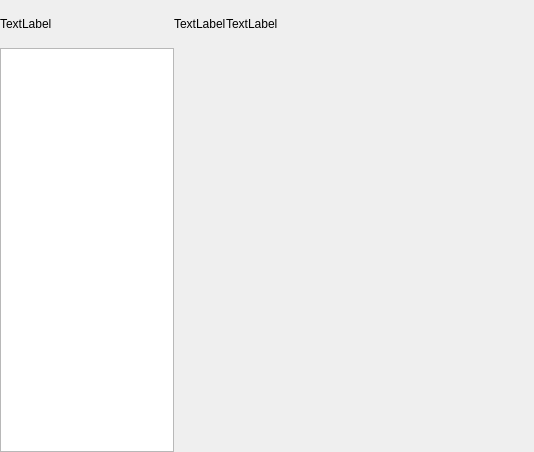
Before: the Qt Designer form native/ClashAppMainWindow.ui in kkzi/V2Ray-Desktop, drawn with Qt 5.
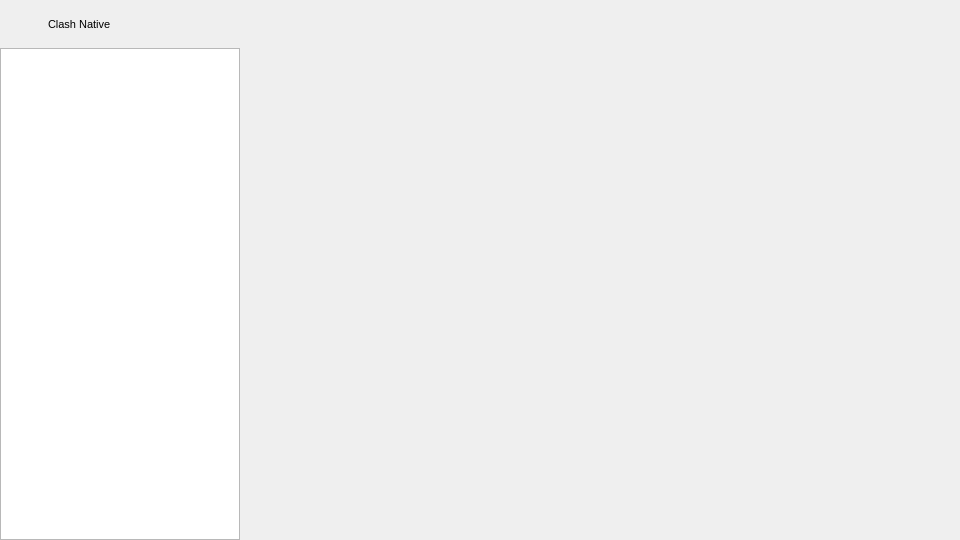
After: the same form once the commit is applied.

Diff of the .ui file:
```diff
--- a/native/ClashAppMainWindow.ui
+++ b/native/ClashAppMainWindow.ui
@@ -6,8 +6,8 @@
    <rect>
     <x>0</x>
     <y>0</y>
-    <width>534</width>
-    <height>452</height>
+    <width>960</width>
+    <height>540</height>
    </rect>
   </property>
   <property name="windowTitle">
@@ -30,34 +30,74 @@
     <number>0</number>
    </property>
    <item>
+    <widget class="QFrame" name="Side">
     <layout class="QVBoxLayout" name="verticalLayout">
      <property name="spacing">
       <number>0</number>
      </property>
+      <property name="leftMargin">
+       <number>0</number>
+      </property>
+      <property name="topMargin">
+       <number>0</number>
+      </property>
+      <property name="rightMargin">
+       <number>0</number>
+      </property>
+      <property name="bottomMargin">
+       <number>0</number>
+      </property>
+      <item>
+       <layout class="QHBoxLayout" name="horizontalLayout" stretch="0,0">
+        <property name="spacing">
+         <number>0</number>
+        </property>
      <item>
       <widget class="QLabel" name="Logo">
        <property name="sizePolicy">
-        <sizepolicy hsizetype="Preferred" vsizetype="Fixed">
+           <sizepolicy hsizetype="Fixed" vsizetype="Preferred">
          <horstretch>0</horstretch>
          <verstretch>0</verstretch>
         </sizepolicy>
        </property>
        <property name="minimumSize">
         <size>
-         <width>0</width>
+            <width>48</width>
          <height>48</height>
         </size>
        </property>
        <property name="maximumSize">
         <size>
          <width>16777215</width>
-         <height>48</height>
+            <height>16777215</height>
         </size>
        </property>
        <property name="text">
-        <string>TextLabel</string>
-       </property>
-      </widget>
+           <string/>
+          </property>
+         </widget>
+        </item>
+        <item>
+         <widget class="QLabel" name="Caption">
+          <property name="sizePolicy">
+           <sizepolicy hsizetype="Preferred" vsizetype="Preferred">
+            <horstretch>0</horstretch>
+            <verstretch>0</verstretch>
+           </sizepolicy>
+          </property>
+          <property name="font">
+           <font>
+            <pointsize>8</pointsize>
+            <weight>50</weight>
+            <bold>false</bold>
+           </font>
+          </property>
+          <property name="text">
+           <string>Clash Native</string>
+          </property>
+         </widget>
+        </item>
+       </layout>
      </item>
      <item>
       <widget class="QListWidget" name="Nav">
@@ -69,28 +109,48 @@
        </property>
        <property name="minimumSize">
         <size>
-         <width>120</width>
+          <width>240</width>
          <height>0</height>
         </size>
        </property>
        <property name="maximumSize">
         <size>
-         <width>200</width>
+          <width>240</width>
          <height>16777215</height>
         </size>
        </property>
       </widget>
      </item>
     </layout>
+    </widget>
    </item>
    <item>
+    <widget class="QFrame" name="Central">
     <layout class="QVBoxLayout" name="verticalLayout_2">
+      <property name="spacing">
+       <number>0</number>
+      </property>
+      <property name="leftMargin">
+       <number>8</number>
+      </property>
+      <property name="topMargin">
+       <number>0</number>
+      </property>
+      <property name="rightMargin">
+       <number>0</number>
+      </property>
+      <property name="bottomMargin">
+       <number>0</number>
+      </property>
      <item>
       <layout class="QHBoxLayout" name="TitleLayout">
+        <property name="spacing">
+         <number>10</number>
+        </property>
        <item>
         <widget class="QLabel" name="Icon">
          <property name="text">
-          <string>TextLabel</string>
+           <string/>
          </property>
         </widget>
        </item>
@@ -105,22 +165,29 @@
          <property name="minimumSize">
           <size>
            <width>0</width>
-           <height>48</height>
+            <height>0</height>
           </size>
          </property>
          <property name="maximumSize">
           <size>
            <width>16777215</width>
-           <height>48</height>
+            <height>16777215</height>
           </size>
          </property>
          <property name="text">
-          <string>TextLabel</string>
+           <string/>
          </property>
         </widget>
        </item>
        <item>
-        <widget class="QToolBar" name="ToolBar" native="true"/>
+         <widget class="QToolBar" name="ToolBar">
+          <property name="sizePolicy">
+           <sizepolicy hsizetype="Preferred" vsizetype="Preferred">
+            <horstretch>0</horstretch>
+            <verstretch>0</verstretch>
+           </sizepolicy>
+          </property>
+         </widget>
        </item>
       </layout>
      </item>
@@ -141,6 +208,7 @@
       </widget>
      </item>
     </layout>
+    </widget>
    </item>
   </layout>
  </widget>
```
Left out of the diff: 2 changed lines with no effect on the pictures. Lines whose indentation alone changed are shown as unchanged.
